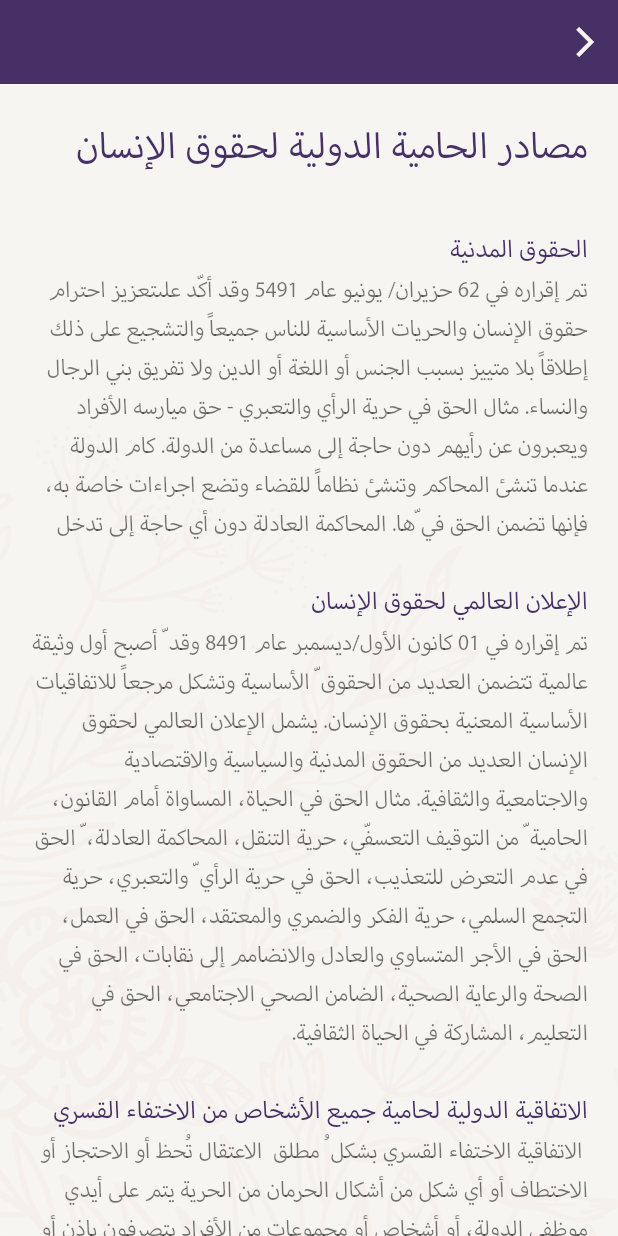
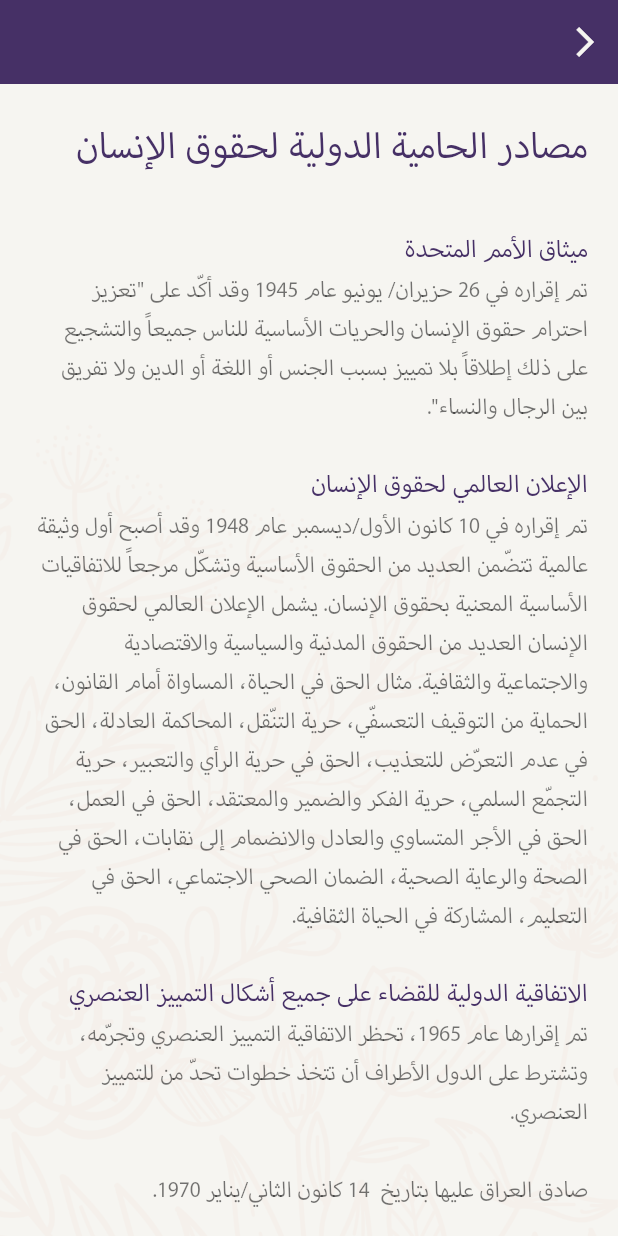
Before and after one commit to ashraf459810/waaea, a Flutter app: the MasadrHmayaScreen screen opened by its route, on a phone screen of 412 x 824 dp. Run offline on Flutter 3.47's test engine with Material 2 defaults, Android fonts, the phone set to English and light mode, and no system bars; missing offline and left inert: dart:ffi.

Commit message:
fix some bugs

```diff
--- a/lib/UI/Screens/FirstPart/MultiHmayaScreen/GhairTahaqdyaScreen.dart
+++ b/lib/UI/Screens/FirstPart/MultiHmayaScreen/GhairTahaqdyaScreen.dart
@@ -44,7 +44,7 @@ class GhairTahaqdyaScreen extends StatelessWidget {
                       padding: const EdgeInsets.symmetric(
                           horizontal: 0, vertical: 10),
                       child: Text(
-                        "الآليات غري التعاقدية لحامية حقوق الإنسان",
+                        "الآليات غير التعاقدية لحامية حقوق الإنسان",
                         style: theme(context).textTheme.headline5!.copyWith(
                             color: theme(context).primaryColor,
                             fontSize: 30,
--- a/lib/UI/Screens/FirstPart/MultiHmayaScreen/IstihrathScreen.dart
+++ b/lib/UI/Screens/FirstPart/MultiHmayaScreen/IstihrathScreen.dart
@@ -234,7 +234,7 @@ class IstihrathScreen extends StatelessWidget {
                       context: context, text: "الاستعداد للاستعراض الكامل"),
                   rowQuestionWidget(
                     context: context,
-                    text: "كيف ميكن للمنظامت غري الحكومية أن تشارك؟",
+                    text: "كيف يمكن للمنظامت غري الحكومية أن تشارك؟",
                     onPressed: () => showModalBottomSheet(
                       enableDrag: true,
                       isScrollControlled: true,
@@ -242,7 +242,7 @@ class IstihrathScreen extends StatelessWidget {
                       builder: (builder) => QuestionAndListAnswer(
                         context: context,
                         questionLabel:
-                            'كيف ميكن للمنظامت غري الحكومية أن تشارك؟',
+                            'كيف يمكن للمنظامت غري الحكومية أن تشارك؟',
                         listAnswer: [
                           'المشاركة في إعداد التقرير الوطني.',
                           'التأثير على الدولة لإقرار التقرير النهائي بعد الأخذ بعين الاعتبار التوصيات.',
@@ -254,7 +254,7 @@ class IstihrathScreen extends StatelessWidget {
                   ),
                   rowQuestionWidget(
                     context: context,
-                    text: "كيف ميكنك متابعة نتائج الاستعراض الدوري الشامل؟",
+                    text: "كيف يمكن متابعة نتائج الاستعراض الدوري الشامل؟",
                     onPressed: () => showModalBottomSheet(
                       enableDrag: true,
                       isScrollControlled: true,
@@ -262,7 +262,7 @@ class IstihrathScreen extends StatelessWidget {
                       builder: (builder) => QuestionAndListAnswer(
                         context: context,
                         questionLabel:
-                            'كيف ميكنك متابعة نتائج الاستعراض الدوري الشامل؟',
+                            'كيف يمكن متابعة نتائج الاستعراض الدوري الشامل؟',
                         listAnswer: [
                           'العمل مع الجهات الوطنية بما فيها الحكومة والبرلمان والقضاء والمؤسسات الوطنية لحقوق الانسان من اجل مساعدة الدولة على الوفاء بالتزامات.',
                           'دراسة حالة حقوق الإنسان والخطوات المتخذة محلياً لتنفيذ نتائج الاستعراض الدوري الشامل.',
--- a/lib/UI/Screens/FirstPart/MultiHmayaScreen/MasadrHmayaScreen.dart
+++ b/lib/UI/Screens/FirstPart/MultiHmayaScreen/MasadrHmayaScreen.dart
@@ -52,24 +52,22 @@ class MasadrHmayaScreen extends StatelessWidget {
                   ),
                   messageWidget(
                       context: context,
-                      label: "الحقوق المدنية",
+                      label: "ميثاق الأمم المتحدة",
                       message:
-                          "تم إقراره في 62 حزيران/ يونيو عام 5491 وقد أكّد على" +
-                              "تعزيز احترام حقوق الإنسان والحريات الأساسية للناس جميعاً والتشجيع على ذلك إطلاقاً بلا متييز بسبب الجنس أو اللغة أو الدين ولا تفريق بني الرجال والنساء. مثال الحق في حرية الرأي والتعبري - حق ميارسه الأفراد ويعبرون عن رأيهم دون حاجة إلى مساعدة من الدولة. كام الدولة عندما تنشئ المحاكم وتنشئ نظاماً للقضاء وتضع اجراءات خاصة به، فإنها تضمن الحق في ّها. المحاكمة العادلة دون أي حاجة إلى تدخل"),
-                  // "\n   \n" +
+                          'تم إقراره في 26 حزيران/ يونيو عام 1945 وقد أكّد على "تعزيز احترام حقوق الإنسان والحريات الأساسية للناس جميعاً والتشجيع على ذلك إطلاقاً بلا تمييز بسبب الجنس أو اللغة أو الدين ولا تفريق بين الرجال والنساء". ',),
                   messageWidget(
                       context: context,
                       label: "الإعلان العالمي لحقوق الإنسان",
                       message:
-                          "تم إقراره في 01 كانون الأول/ديسمبر عام 8491 وقد ّ أصبح أول وثيقة عالمية تتضمن العديد من الحقوق ّ الأساسية وتشكل مرجعاً للاتفاقيات الأساسية المعنية بحقوق الإنسان. يشمل الإعلان العالمي لحقوق الإنسان العديد من الحقوق المدنية والسياسية والاقتصادية والاجتامعية والثقافية. مثال الحق في الحياة، المساواة أمام القانون، الحامية ّ من التوقيف التعسفّي، حرية التنقل، المحاكمة العادلة، ّ الحق في عدم التعرض للتعذيب، الحق في حرية الرأي ّ والتعبري، حرية التجمع السلمي، حرية الفكر والضمري والمعتقد، الحق في العمل، الحق في الأجر المتساوي والعادل والانضامم إلى نقابات، الحق في الصحة والرعاية الصحية، الضامن الصحي الاجتامعي، الحق في التعليم، المشاركة في الحياة الثقافية."),
+                          'تم إقراره في 10 كانون الأول/ديسمبر عام 1948 وقد أصبح أول وثيقة عالمية تتضّمن العديد من الحقوق الأساسية وتشكّل مرجعاً للاتفاقيات الأساسية المعنية بحقوق الإنسان. يشمل الإعلان العالمي لحقوق الإنسان العديد من الحقوق المدنية والسياسية والاقتصادية والاجتماعية والثقافية. مثال الحق في الحياة، المساواة أمام القانون، الحماية من التوقيف التعسفّي، حرية التنّقل، المحاكمة العادلة، الحق في عدم التعرّض للتعذيب، الحق في حرية الرأي والتعبير، حرية التجمّع السلمي، حرية الفكر والضمير والمعتقد، الحق في العمل، الحق في الأجر المتساوي والعادل والانضمام إلى نقابات، الحق في الصحة والرعاية الصحية، الضمان الصحي الاجتماعي، الحق في التعليم، المشاركة في الحياة الثقافية.'),
                   messageWidget(
                       context: context,
                       label:
-                          "الاتفاقية الدولية لحامية جميع الأشخاص من الاختفاء القسري ",
+                          "الاتفاقية الدولية للقضاء على جميع أشكال التمييز العنصري ",
                       message:
-                          " الاتفاقية الاختفاء القسري بشكل ُ مطلق  الاعتقال تُحظ أو الاحتجاز أو الاختطاف أو أي شكل من أشكال الحرمان من الحرية يتم على أيدي موظفي الدولة، أو أشخاص أو مجموعات من الأفراد يتصرفون بإذن أو دعم من الدولة ّ أو مبوافقتها. وتؤكّد أنه جرمية ضد الإنسانية، وتقضي ّ بعدم جواز التذرع بأي ظرف استثنايئ."
-                                  "\n   \n" +
-                              "صادق العراق عليها 23 تشرين الثاين/نوفمبر 2"),
+                          "تم إقرارها عام 1965، تحظر الاتفاقية التمييز العنصري وتجرّمه، وتشترط على الدول الأطراف أن تتخذ خطوات تحدّ من للتمييز العنصري."+
+                  "\n \n"+
+                  "صادق العراق عليها بتاريخ  14 كانون الثاني/يناير 1970."),
 
                   messageWidget(
                       context: context,
@@ -84,7 +82,7 @@ class MasadrHmayaScreen extends StatelessWidget {
                       label:
                           "العهد الدولي الخاص بـالحقوق الاقتصادية والاجتامعية والثقافية 1966 ",
                       message:
-                          "اُعتمد عام 1966 ،يتناول مجموعة من الحقوق الاقتصادية والاجتامعية والثقافية مثال حق العمل، ظروف عمل ملامئة، والحق في الضامن الاجتامعي، الحق في الزواج، الحق في الصحة، الحق في مستوى ٍ معيشي كاف ملائم، الحق بأعلى مستوى صحي ميكن تحقيقه، الحق في التعليم، الحق في المشاركة الثقافية. ّ ألحق بالعهد البروتوكول الاختياري الذي ينص على الحـق في تقديم شكاوى فردية."
+                          "اُعتمد عام 1966، يتناول مجموعة من الحقوق المدنية والسياسية مثال الحق في الحياة، عدم التمييز، المساواة أمام القانون، عدم التعذيب، عدم  العبودية، عدم الاحتجاز التعسّفي، حق المساواة أمام القضاء، حرية التنقل، الحق في المحاكمة العادلة، الحق بالخصوصية، حرية الدين والمعتقد، حرية التعبير، الحق في الجمعيات  والانضمام إليها، تمتّع  الأقليات بثقافتها، والحق في التجمّع السّلمي. أُلحق بالعهد بروتوكولان إختياريان؛ ينصّ البروتوكول الاختياري الأول على الحق في تقديم شكاوى فردية؛ أما الثاني الصادر فيُشجّع على إلغاء عقوبة الإعدام. "
                                   "\n   \n" +
                               "صادق العراق عليه بتاريخ 25 كانون الثاين/يناير 1971."),
 
--- a/lib/UI/Screens/SecondPart/MultiAdawatIntexabScreen/BahthTahdyatScreen.dart
+++ b/lib/UI/Screens/SecondPart/MultiAdawatIntexabScreen/BahthTahdyatScreen.dart
@@ -36,7 +36,7 @@ class BahthTahdyatScreen extends StatelessWidget {
                   crossAxisAlignment: CrossAxisAlignment.start,
                   children: [
                     Text(
-                      "بعض التحديات التي قد تواجهكبعض التحديات التي قد تواجهك",
+                      "بعض التحديات التي قد تواجهك",
                       style: theme(context).textTheme.headline5!.copyWith(
                           color: Colors.black87,
                           fontSize: 30,
```
Also changed, not shown: lib/UI/Screens/DetailsScreen/CedawDetailsScreen.dart (+6 -5 lines), lib/UI/Screens/DetailsScreen/HalamyaDetailsScreen.dart (+66 -44 lines).
